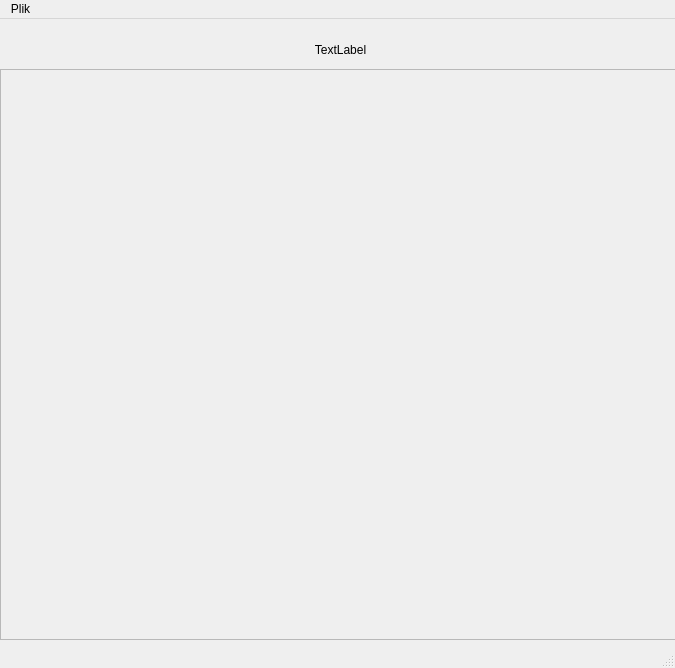
This is CTF_QA_gui.ui in putrequest/PUTcyberCONF-CTF_QA as Qt 5 draws it before an edit. The edited form follows.
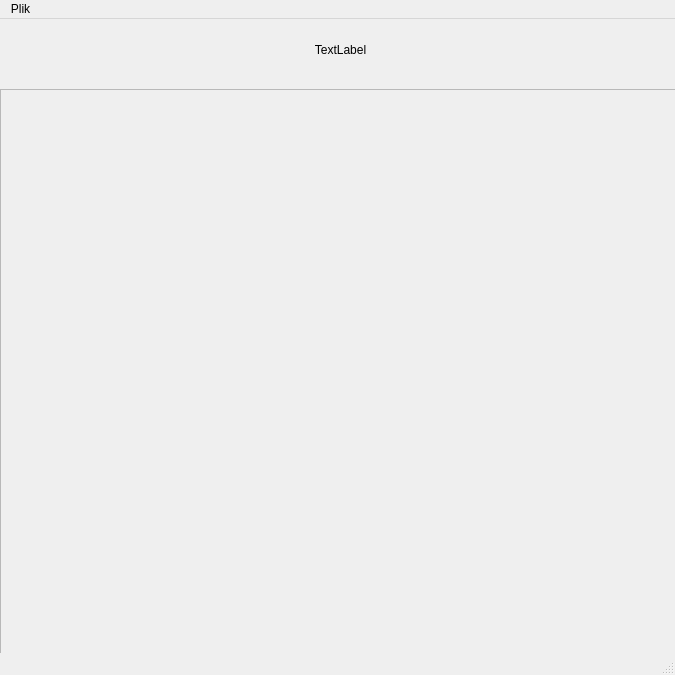
This is the edited form.

```diff
--- a/CTF_QA_gui.ui
+++ b/CTF_QA_gui.ui
@@ -7,7 +7,7 @@
     <x>0</x>
     <y>0</y>
     <width>675</width>
-    <height>668</height>
+    <height>675</height>
    </rect>
   </property>
   <property name="windowTitle">
@@ -18,7 +18,7 @@
     <property name="geometry">
      <rect>
       <x>0</x>
-      <y>50</y>
+      <y>70</y>
       <width>681</width>
       <height>571</height>
      </rect>
@@ -41,9 +41,9 @@
     <property name="geometry">
      <rect>
       <x>100</x>
-      <y>10</y>
+      <y>0</y>
       <width>481</width>
-      <height>41</height>
+      <height>61</height>
      </rect>
     </property>
     <property name="text">
```
